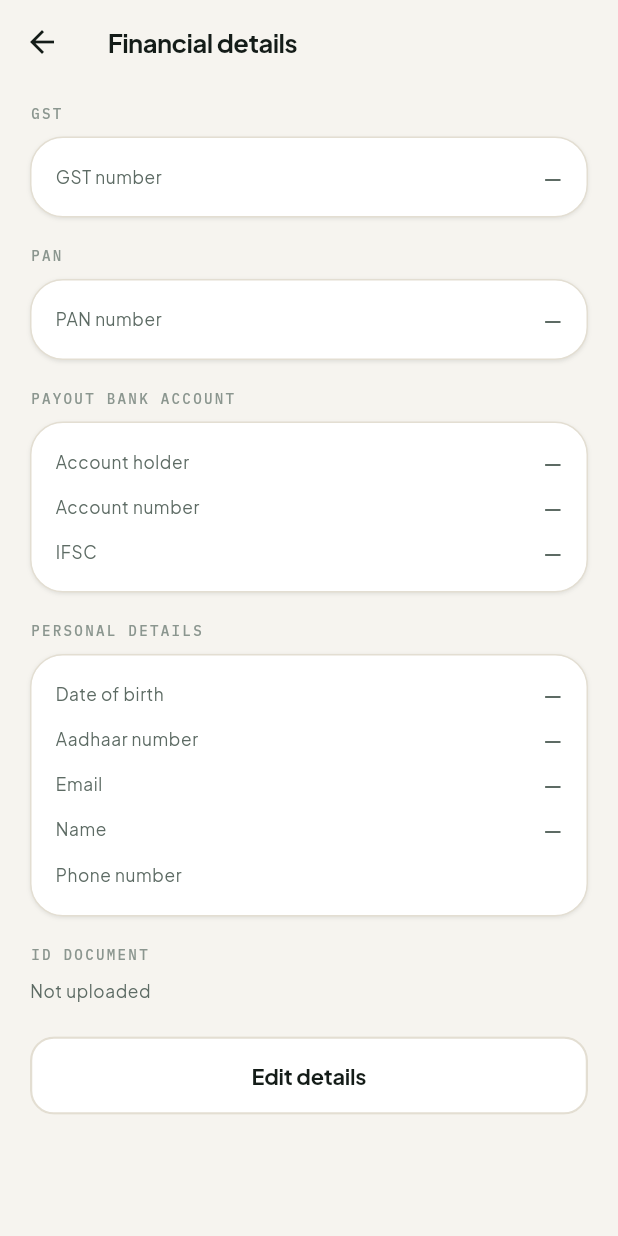
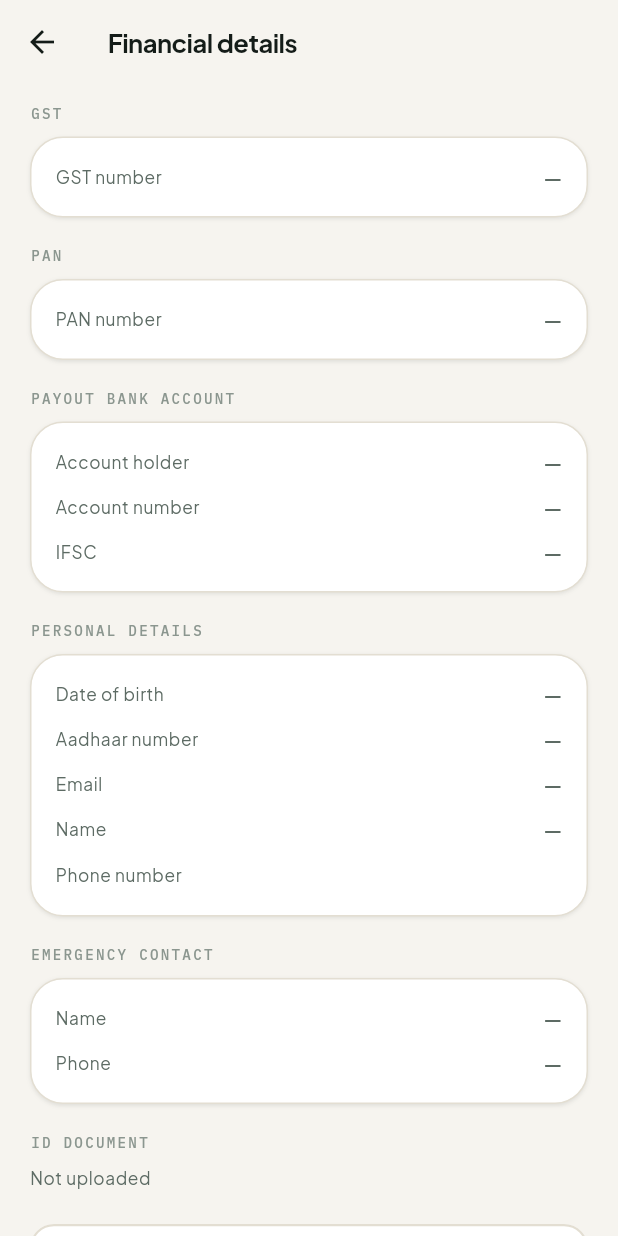
Before and after one commit to ankitchouria-oss/Rasoi-care, a Flutter app: the TechFinancialScreen screen opened by its route, on a phone screen of 412 x 824 dp. Run offline on Flutter 3.47's test engine with Material 3 defaults, Android fonts, the phone set to English and light mode, and no system bars; our stand-ins replace cloud_firestore, firebase_auth, firebase_core, firebase_storage, flutter_riverpod, geolocator and 7 more; missing offline and left inert: smart_auth; accounts and stored records are empty.

Commit message:
Remove remaining fake cards, add real SOS + emergency contact
From a real Swiggy Partner app review: found two more fabricated
elements that survived earlier cleanup passes on the Partner job
feed — a hardcoded "Van stock running low" alert (no real inventory
system backs it) and a "Map" link under Route today that just showed
a toast instead of doing anything. Both removed.

Added what Swiggy's app does have real infrastructure for and we can
too: a real SOS button (dials India's 112 emergency number directly,
no monitored backend needed for that to be genuine) next to the duty
toggle, and an Emergency contact name/phone field on signup and the
Financial details screen, with a one-tap call button.

```diff
--- a/careplus_partner/lib/features/apply/tech_apply_screen.dart
+++ b/careplus_partner/lib/features/apply/tech_apply_screen.dart
@@ -67,6 +67,10 @@ class _TechApplyScreenState extends ConsumerState<TechApplyScreen> {
       TextEditingController(text: widget.existing?['aadharNumber'] as String? ?? '');
   late final _dobCtrl =
       TextEditingController(text: widget.existing?['dateOfBirth'] as String? ?? '');
+  late final _emergencyNameCtrl =
+      TextEditingController(text: widget.existing?['emergencyContactName'] as String? ?? '');
+  late final _emergencyPhoneCtrl =
+      TextEditingController(text: widget.existing?['emergencyContactPhone'] as String? ?? '');
   late String? _category = widget.existing?['category'] as String?;
   late String? _city = _cities.contains(widget.existing?['area'])
       ? widget.existing!['area'] as String
@@ -91,6 +95,8 @@ class _TechApplyScreenState extends ConsumerState<TechApplyScreen> {
     _gstCtrl.dispose();
     _aadharCtrl.dispose();
     _dobCtrl.dispose();
+    _emergencyNameCtrl.dispose();
+    _emergencyPhoneCtrl.dispose();
     super.dispose();
   }
 
@@ -166,6 +172,8 @@ class _TechApplyScreenState extends ConsumerState<TechApplyScreen> {
         'gstNumber': _gstCtrl.text.trim().toUpperCase(),
         'aadharNumber': _aadharCtrl.text.trim(),
         'dateOfBirth': _dobCtrl.text.trim(),
+        'emergencyContactName': _emergencyNameCtrl.text.trim(),
+        'emergencyContactPhone': _emergencyPhoneCtrl.text.trim(),
         'submit': true,
       });
       if (!mounted) return;
@@ -322,6 +330,13 @@ class _TechApplyScreenState extends ConsumerState<TechApplyScreen> {
                         child: CareField('Date of birth (optional)', controller: _dobCtrl),
                       ),
                     ),
+                    const SizedBox(height: 22),
+                    Eyebrow('Emergency contact (optional)'),
+                    const SizedBox(height: 10),
+                    CareField('Contact name', controller: _emergencyNameCtrl),
+                    const SizedBox(height: 13),
+                    CareField('Contact phone number',
+                        controller: _emergencyPhoneCtrl, keyboardType: TextInputType.phone),
                     if (!_isEditing) ...[
                       const SizedBox(height: 22),
                       CareCard(
--- a/careplus_partner/lib/features/apply/tech_financial_screen.dart
+++ b/careplus_partner/lib/features/apply/tech_financial_screen.dart
@@ -9,6 +9,7 @@ import 'package:firebase_auth/firebase_auth.dart';
 import 'package:flutter/material.dart';
 import 'package:flutter_riverpod/flutter_riverpod.dart';
 import 'package:go_router/go_router.dart';
+import 'package:url_launcher/url_launcher.dart';
 
 import '../../core/widgets/care_widgets.dart';
 import '../../core/theme/care_plus_theme.dart';
@@ -77,6 +78,32 @@ class TechFinancialScreen extends ConsumerWidget {
               ),
             ),
             const SizedBox(height: 18),
+            Eyebrow('Emergency contact'),
+            const SizedBox(height: 8),
+            CareCard(
+              child: Row(
+                children: [
+                  Expanded(
+                    child: Column(
+                      crossAxisAlignment: CrossAxisAlignment.start,
+                      children: [
+                        _row(context, 'Name', val('emergencyContactName')),
+                        _row(context, 'Phone', val('emergencyContactPhone'), last: true),
+                      ],
+                    ),
+                  ),
+                  if ((me?['emergencyContactPhone'] as String?)?.isNotEmpty ?? false) ...[
+                    const SizedBox(width: 12),
+                    IconButton.filled(
+                      onPressed: () =>
+                          launchUrl(Uri(scheme: 'tel', path: me!['emergencyContactPhone'] as String)),
+                      icon: const Icon(Icons.call, size: 18),
+                    ),
+                  ],
+                ],
+              ),
+            ),
+            const SizedBox(height: 18),
             Eyebrow('ID document'),
             const SizedBox(height: 8),
             (me?['idDocumentUrl'] as String?) == null
```
Also changed, not shown: careplus_partner/lib/features/jobs/tech_jobs_screen.dart (+21 -39 lines), 2 other files.
